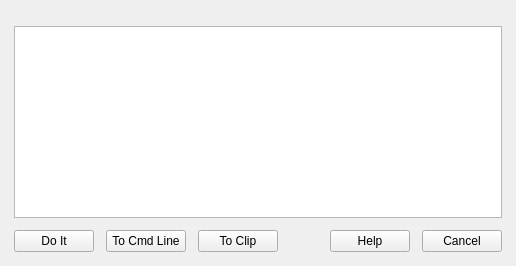
Above: hyde/user_interface/hyde_dialog_widget.ui from spielman-group/hyde before the change. Below: the same form after it.
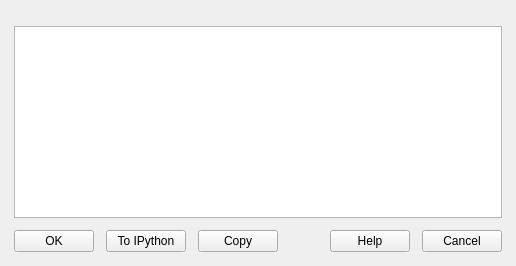
That is the form after the change.

Commit message: Rename the dialog footer to OK / To IPython / Copy

```diff
--- a/hyde/user_interface/hyde_dialog_widget.ui
+++ b/hyde/user_interface/hyde_dialog_widget.ui
@@ -53,21 +53,21 @@
        <item>
         <widget class="QPushButton" name="do_it_button">
          <property name="text">
-          <string>Do It</string>
+          <string>OK</string>
          </property>
         </widget>
        </item>
        <item>
         <widget class="QPushButton" name="to_cmd_line_button">
          <property name="text">
-          <string>To Cmd Line</string>
+          <string>To IPython</string>
          </property>
         </widget>
        </item>
        <item>
         <widget class="QPushButton" name="to_clip_button">
          <property name="text">
-          <string>To Clip</string>
+          <string>Copy</string>
          </property>
         </widget>
        </item>
```
Left out of the diff: 6 changed lines with no effect on the pictures. The commit also changes 27 other files.
